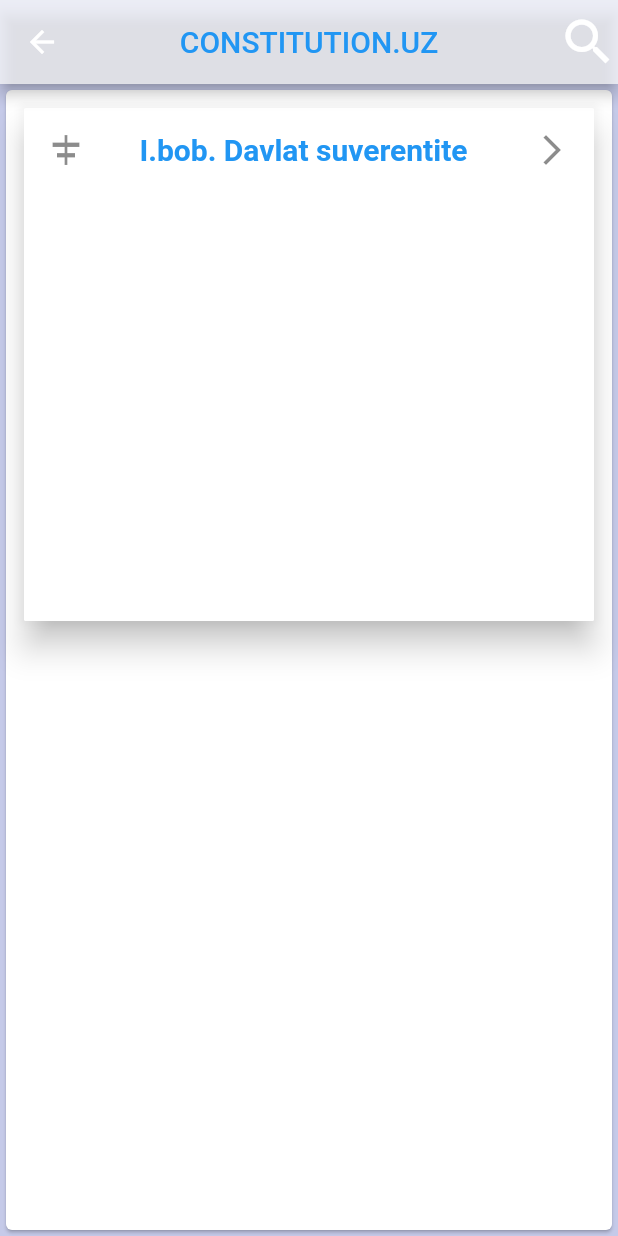
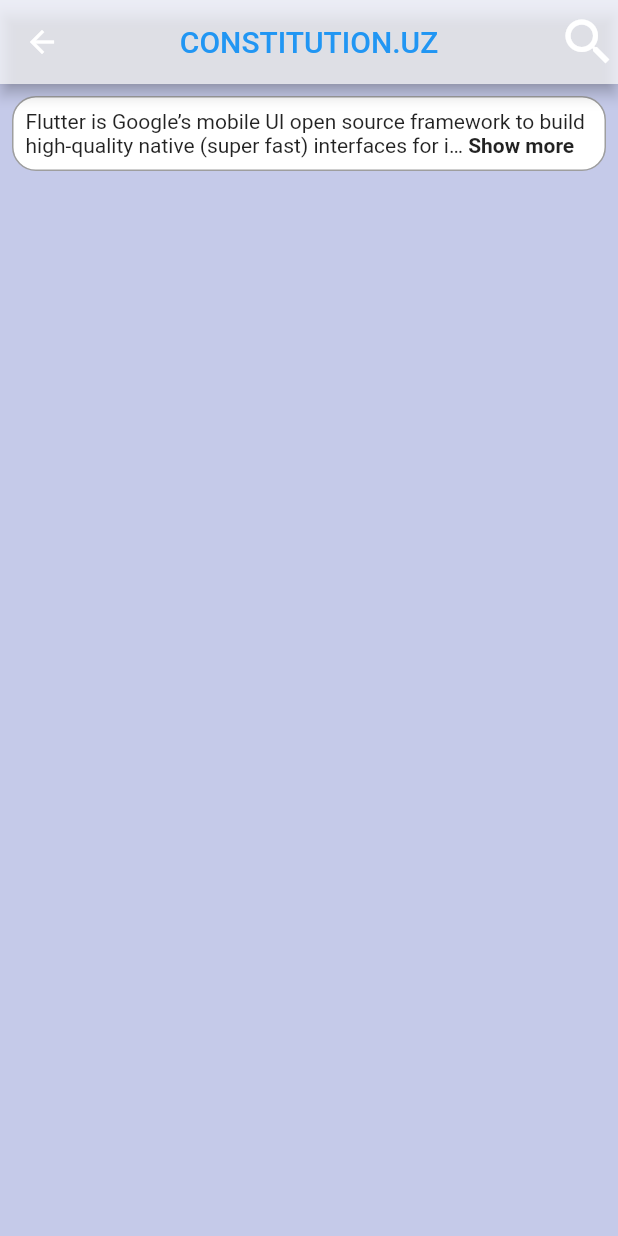
Before and after one commit to sheraliyusupov/constitution, a Flutter app: the BirinchiPage screen opened directly, on a phone screen of 412 x 824 dp. Run offline on Flutter 3.47's test engine with Material 2 defaults, Android fonts, the phone set to English and light mode, and no system bars; drawn by our look-alikes of readmore; network calls fail.

Commit message:
Updated version of this page
Made by Burkhan

```diff
--- a/lib/body page/birinchi_page.dart
+++ b/lib/body page/birinchi_page.dart
@@ -1,7 +1,10 @@
+// ignore_for_file: prefer_const_constructors
+
 import 'package:flutter/material.dart';
 import 'package:readmore/readmore.dart';
 
 class BirinchiPage extends StatefulWidget {
+  const BirinchiPage({super.key});
 
   @override
   State<BirinchiPage> createState() => _BirinchiPageState();
@@ -11,54 +14,52 @@ class _BirinchiPageState extends State<BirinchiPage> {
   @override
   Widget build(BuildContext context) {
     return Scaffold(
-      appBar:AppBar(
+      appBar: AppBar(
           backgroundColor: Colors.white70,
           centerTitle: true,
-          title: Text("CONSTITUTION.UZ",
+          title: const Text(
+            "CONSTITUTION.UZ",
             style: TextStyle(
               color: Colors.blue,
-            ),),
-          actions: <Widget>[
-            Icon(Icons.search_outlined,size: 40,),
-
+            ),
+          ),
+          // ignore: prefer_const_literals_to_create_immutables
+          actions: [
+            Icon(
+              Icons.search_outlined,
+              size: 40,
+            ),
           ]),
       backgroundColor: Colors.indigo[100],
-      body: Container(
-        child: Container(
-          child: Card(
-            child:
+      body: ListView(children: [
+        Column(
+          children: [
+            // ignore: avoid_unnecessary_containers
             Padding(
               padding: const EdgeInsets.all(8.0),
-              child: ListView.builder(
-                itemCount: 1,
-                itemBuilder: (context,index) {
-                  return Container(
-                    height: 350,
-                    child: Card(
-                      elevation: 9,
-                      shape: RoundedRectangleBorder(
-                        borderRadius: BorderRadius.all(Radius.circular(1)),
-                      ),
-                      child: ListTile(
-                        dense: false,
-                        leading: Icon(Icons.align_horizontal_center),
-                        title: Text(
-                          " I.bob. Davlat suverentite",
-                          style: TextStyle(fontWeight: FontWeight.bold, fontSize: 20,
-                          color: Colors.blue),
-                        ),
-                        trailing: Icon(Icons.arrow_forward_ios),
-                      ),
-                    ),
-                  );
-                },
+              child: Container(
+                decoration: BoxDecoration(
+                    border: Border.all(color: Colors.grey),
+                    color: Colors.white,
+                    borderRadius: BorderRadius.circular(16)),
+                child: Padding(
+                  padding: const EdgeInsets.all(8.0),
+                  child: ReadMoreText(
+                    'Flutter is Google’s mobile UI open source framework to build high-quality native (super fast) interfaces for iOS and Android apps with the unified codebase.',
+                    trimLines: 2,
+                    colorClickableText: Colors.pink,
+                    trimMode: TrimMode.Line,
+                    trimCollapsedText: 'Show more',
+                    trimExpandedText: 'Show less',
+                    moreStyle:
+                        TextStyle(fontSize: 14, fontWeight: FontWeight.bold),
+                  ),
+                ),
               ),
             ),
-          ),
+          ],
         ),
-
-      ),
+      ]),
     );
-
   }
 }
```
